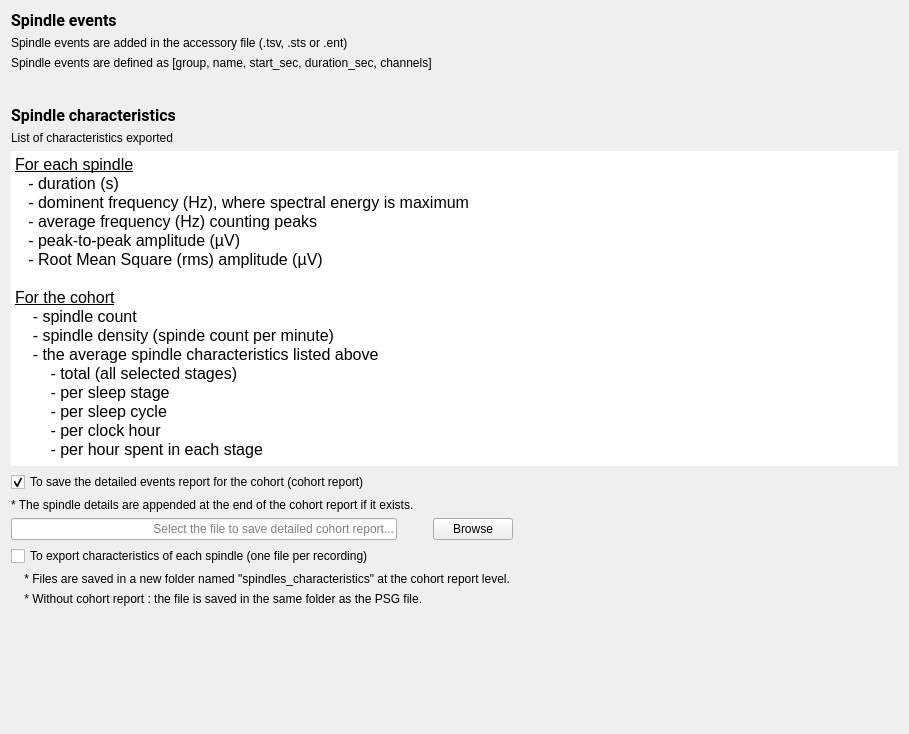
SnoozToolbox/snooz-package-ceams, file tools/CEAMSTools/SpindleDetectionA7/OutputFilesStep/Ui_OutputFilesStep.ui: the form before one commit.
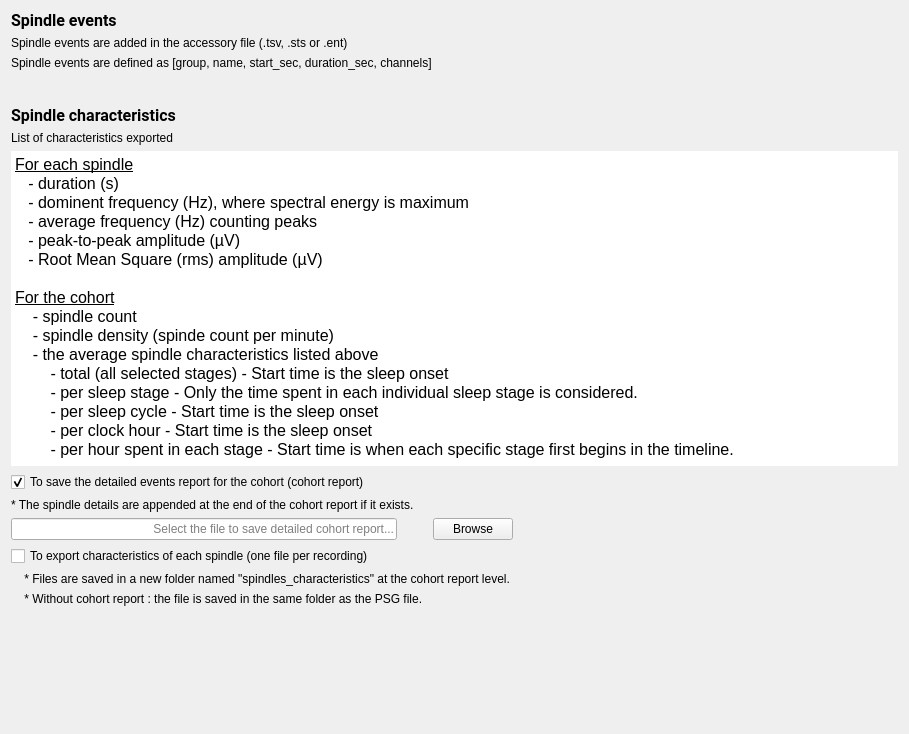
The form after the commit.

Commit message: UI clarification about the start time of the analysis and some modifications

```diff
--- a/tools/CEAMSTools/SpindleDetectionA7/OutputFilesStep/Ui_OutputFilesStep.ui
+++ b/tools/CEAMSTools/SpindleDetectionA7/OutputFilesStep/Ui_OutputFilesStep.ui
@@ -141,11 +141,11 @@
 &lt;p style=&quot; margin-top:0px; margin-bottom:0px; margin-left:0px; margin-right:0px; -qt-block-indent:0; text-indent:0px;&quot;&gt;    - spindle count&lt;/p&gt;
 &lt;p style=&quot; margin-top:0px; margin-bottom:0px; margin-left:0px; margin-right:0px; -qt-block-indent:0; text-indent:0px;&quot;&gt;    - spindle density (spinde count per minute)&lt;/p&gt;
 &lt;p style=&quot; margin-top:0px; margin-bottom:0px; margin-left:0px; margin-right:0px; -qt-block-indent:0; text-indent:0px;&quot;&gt;    - the average spindle characteristics listed above&lt;/p&gt;
-&lt;p style=&quot; margin-top:0px; margin-bottom:0px; margin-left:0px; margin-right:0px; -qt-block-indent:0; text-indent:0px;&quot;&gt;        - total (all selected stages)&lt;/p&gt;
-&lt;p style=&quot; margin-top:0px; margin-bottom:0px; margin-left:0px; margin-right:0px; -qt-block-indent:0; text-indent:0px;&quot;&gt;        - per sleep stage&lt;/p&gt;
-&lt;p style=&quot; margin-top:0px; margin-bottom:0px; margin-left:0px; margin-right:0px; -qt-block-indent:0; text-indent:0px;&quot;&gt;        - per sleep cycle&lt;/p&gt;
-&lt;p style=&quot; margin-top:0px; margin-bottom:0px; margin-left:0px; margin-right:0px; -qt-block-indent:0; text-indent:0px;&quot;&gt;        - per clock hour&lt;/p&gt;
-&lt;p style=&quot; margin-top:0px; margin-bottom:0px; margin-left:0px; margin-right:0px; -qt-block-indent:0; text-indent:0px;&quot;&gt;        - per hour spent in each stage&lt;/p&gt;&lt;/body&gt;&lt;/html&gt;</string>
+&lt;p style=&quot; margin-top:0px; margin-bottom:0px; margin-left:0px; margin-right:0px; -qt-block-indent:0; text-indent:0px;&quot;&gt;        - total (all selected stages) - Start time is the sleep onset&lt;/p&gt;
+&lt;p style=&quot; margin-top:0px; margin-bottom:0px; margin-left:0px; margin-right:0px; -qt-block-indent:0; text-indent:0px;&quot;&gt;        - per sleep stage - Only the time spent in each individual sleep stage is considered.&lt;/p&gt;
+&lt;p style=&quot; margin-top:0px; margin-bottom:0px; margin-left:0px; margin-right:0px; -qt-block-indent:0; text-indent:0px;&quot;&gt;        - per sleep cycle - Start time is the sleep onset&lt;/p&gt;
+&lt;p style=&quot; margin-top:0px; margin-bottom:0px; margin-left:0px; margin-right:0px; -qt-block-indent:0; text-indent:0px;&quot;&gt;        - per clock hour - Start time is the sleep onset&lt;/p&gt;
+&lt;p style=&quot; margin-top:0px; margin-bottom:0px; margin-left:0px; margin-right:0px; -qt-block-indent:0; text-indent:0px;&quot;&gt;        - per hour spent in each stage - Start time is when each specific stage first begins in the timeline.&lt;/p&gt;&lt;/body&gt;&lt;/html&gt;</string>
        </property>
       </widget>
      </item>
```
The commit also changes 18 other files.
